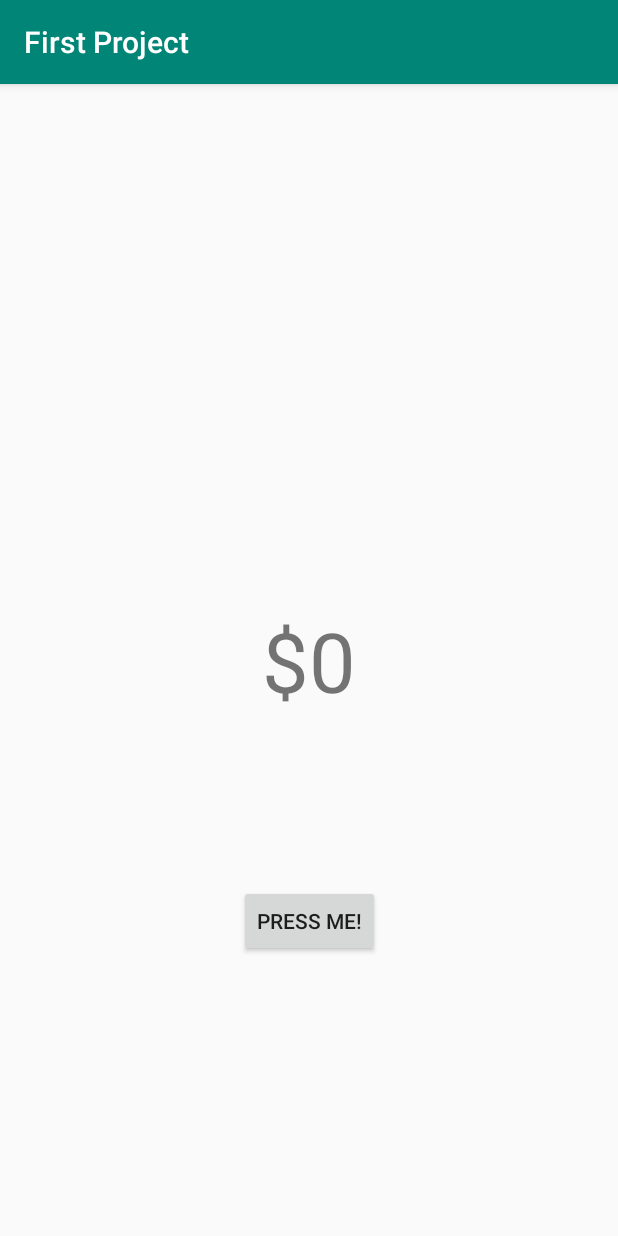
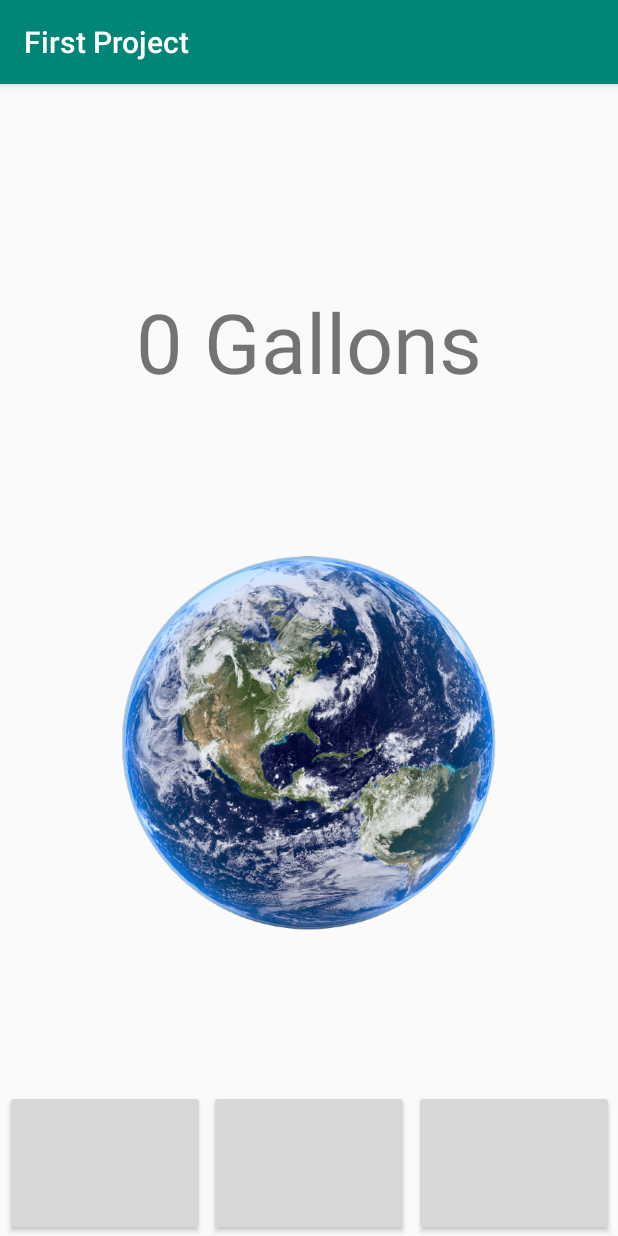
Before and after one commit to PhinnyG/AndroidAppDev, an Android app: the MainActivity screen opened directly, with no data from a screen before it, on a phone screen of 412 x 824 dp. Run offline under Robolectric (Android 15) with nearby library versions, the phone set to English and light mode, and no system bars; libraries missing offline, so code that uses them is left out: me.ibrahimsn.library; 2 statements that could not run were skipped.

Commit message:
First Check-in

```diff
--- a/app/src/main/AndroidManifest.xml
+++ b/app/src/main/AndroidManifest.xml
@@ -9,8 +9,10 @@
         android:roundIcon="@drawable/earth"
         android:supportsRtl="true"
         android:theme="@style/AppTheme">
-        <activity android:name=".MainActivity"/>
-        <activity android:name=".LoginScreen">
+        <activity android:name=".CountRepository"></activity>
+        <activity android:name=".ViewModel.CountViewModel" />
+        <activity android:name=".UI.MainActivity" />
+        <activity android:name=".UI.LoginScreen">
             <intent-filter>
                 <action android:name="android.intent.action.MAIN" />
 
--- a/app/src/main/java/com/example/firstproject/MainActivity.kt
+++ /dev/null
@@ -1,44 +0,0 @@
-package com.example.firstproject
-
-import android.content.Context
-import android.content.SharedPreferences
-import androidx.appcompat.app.AppCompatActivity
-import android.os.Bundle
-import android.os.PersistableBundle
-import kotlinx.android.synthetic.main.activity_main.*
-
-class MainActivity : AppCompatActivity() {
-
-    private var numCounter: Long = 0
-    fun dataStore() = getPreferences(Context.MODE_PRIVATE)
-
-    override fun onCreate(savedInstanceState: Bundle?) {
-        super.onCreate(savedInstanceState)
-        setContentView(R.layout.activity_main)
-        val user = intent.extras?.get("username").toString()
-        numCounter = dataStore().getLong(user, numCounter)
-        counterText.text = "$" + numCounter.toString()
-
-        if (savedInstanceState != null) {
-            numCounter = savedInstanceState.getLong(user)
-            counterText.text = "$" + numCounter.toString()
-        }
-
-        button.setOnClickListener {
-            numCounter++
-            counterText.text = "$" + numCounter.toString()
-        }
-    }
-
-    override fun onPause() {
-        super.onPause()
-        dataStore().edit().putLong(intent.extras?.get("username").toString(), numCounter).apply()
-    }
-
-    override fun onSaveInstanceState(outState: Bundle) {
-        outState.run {
-            putLong(intent.extras?.get("username").toString(), numCounter)
-        }
-        super.onSaveInstanceState(outState)
-    }
-}
--- a/app/src/main/java/com/example/firstproject/LoginScreen.kt
+++ b/app/src/main/java/com/example/firstproject/UI/LoginScreen.kt
@@ -1,10 +1,9 @@
-package com.example.firstproject
+package com.example.firstproject.UI
 
 import android.content.Intent
 import androidx.appcompat.app.AppCompatActivity
 import android.os.Bundle
-import android.text.Editable
-import android.text.TextWatcher
+import com.example.firstproject.R
 import kotlinx.android.synthetic.main.activity_login_screen.*
 
 class LoginScreen : AppCompatActivity() {
--- /dev/null
+++ b/app/src/main/java/com/example/firstproject/UI/MainActivity.kt
@@ -0,0 +1,35 @@
+package com.example.firstproject.UI
+
+import android.content.Context
+import androidx.appcompat.app.AppCompatActivity
+import android.os.Bundle
+import androidx.lifecycle.ViewModelProvider
+import androidx.lifecycle.ViewModelProviders
+import com.example.firstproject.R
+import com.example.firstproject.ViewModel.CountViewModel
+import kotlinx.android.synthetic.main.activity_main.*
+import java.util.*
+
+class MainActivity : AppCompatActivity() {
+    private lateinit var countViewModel: CountViewModel
+
+    private var numCounter: Long = 0
+    private fun getUsername() = intent.extras?.get("username").toString().toLowerCase(Locale.US)
+
+    override fun onCreate(savedInstanceState: Bundle?) {
+        super.onCreate(savedInstanceState)
+        setContentView(R.layout.activity_main)
+
+        countViewModel = ViewModelProviders.of(this).get(CountViewModel::class.java)
+        countViewModel.getUserCount(getUsername()).observe(this, androidx.lifecycle.Observer { updateCounter(it) })
+
+        clickerButton.setOnClickListener {
+            countViewModel.setUserCount(getUsername(), numCounter + 1)
+        }
+    }
+
+    private fun updateCounter(count: Long) {
+        numCounter = count
+        counterText.text = numCounter.toString() + " Gallons"
+    }
+}
--- /dev/null
+++ b/app/src/main/java/com/example/firstproject/ViewModel/countViewModel.kt
@@ -0,0 +1,13 @@
+package com.example.firstproject.ViewModel
+
+import android.app.Application
+import androidx.lifecycle.AndroidViewModel
+import com.example.firstproject.CountRepository
+
+class CountViewModel(application: Application) : AndroidViewModel(application) {
+    private val repository = CountRepository(application.applicationContext)
+
+    fun getUserCount(name: String) = repository.getUserCount(name)
+
+    fun setUserCount(name: String, count: Long) = repository.setUserCount(name, count)
+}
--- /dev/null
+++ b/app/src/main/java/com/example/firstproject/countRepository.kt
@@ -0,0 +1,29 @@
+package com.example.firstproject
+
+import android.content.Context
+import android.content.SharedPreferences
+import androidx.lifecycle.LiveData
+import androidx.lifecycle.Transformations
+import me.ibrahimsn.library.LiveSharedPreferences
+
+class CountRepository(context: Context) {
+    private val preferences: SharedPreferences
+    private val liveSharedPreferences: LiveSharedPreferences
+
+    init {
+        preferences = context.getSharedPreferences(PREFS, Context.MODE_PRIVATE)
+        liveSharedPreferences = LiveSharedPreferences(preferences)
+    }
+
+    fun setUserCount(name: String, count: Long) {
+        preferences.edit().putLong(name, count).apply()
+    }
+
+    fun getUserCount(name: String): LiveData<Long> =
+        Transformations.map(liveSharedPreferences.listenMultiple(listOf(name), 0L)) { it[name]}
+
+
+    companion object {
+        private const val PREFS = "clickCounts"
+    }
+}
--- a/app/src/main/res/layout/activity_login_screen.xml
+++ b/app/src/main/res/layout/activity_login_screen.xml
@@ -4,7 +4,7 @@
     xmlns:tools="http://schemas.android.com/tools"
     android:layout_width="match_parent"
     android:layout_height="match_parent"
-    tools:context=".LoginScreen">
+    tools:context=".UI.LoginScreen">
 
     <TextView
         android:id="@+id/LoginText"
--- a/app/src/main/res/layout/activity_main.xml
+++ b/app/src/main/res/layout/activity_main.xml
@@ -4,29 +4,61 @@
     xmlns:tools="http://schemas.android.com/tools"
     android:layout_width="match_parent"
     android:layout_height="match_parent"
-    tools:context=".MainActivity">
+    tools:context=".UI.MainActivity">
 
 
     <TextView
         android:id="@+id/counterText"
         android:layout_width="wrap_content"
         android:layout_height="wrap_content"
-        android:text="$0"
+        android:gravity="center"
+        android:text="0 Gallons"
         android:textSize="25pt"
-        android:gravity="center"
         app:layout_constraintBottom_toBottomOf="parent"
         app:layout_constraintLeft_toLeftOf="parent"
         app:layout_constraintRight_toRightOf="parent"
-        app:layout_constraintTop_toTopOf="parent" />
+        app:layout_constraintTop_toTopOf="parent"
+        app:layout_constraintVertical_bias="0.194" />
 
-    <Button
-        android:id="@+id/button"
+    <ImageView
+        android:id="@+id/clickerButton"
         android:layout_width="wrap_content"
         android:layout_height="wrap_content"
-        android:text="Press ME!"
+        android:adjustViewBounds="true"
+        android:padding="-10in"
+        android:src="@drawable/earth"
         app:layout_constraintBottom_toBottomOf="parent"
         app:layout_constraintLeft_toLeftOf="parent"
         app:layout_constraintRight_toRightOf="parent"
-        app:layout_constraintTop_toTopOf="@id/counterText" />
+        app:layout_constraintTop_toTopOf="@id/counterText"
+        app:layout_constraintVertical_bias=".5" />
+
+    <Button
+        android:id="@+id/leftButton"
+        android:layout_width="133.3dp"
+        android:layout_height="97dp"
+        app:layout_constraintBottom_toBottomOf="parent"
+        app:layout_constraintRight_toLeftOf="@id/centerButton"
+        app:layout_constraintLeft_toLeftOf="parent"
+        tools:layout_editor_absoluteX="0dp"
+        tools:layout_editor_absoluteY="634dp" />
+
+    <Button
+        android:id="@+id/centerButton"
+        android:layout_width="133.3dp"
+        android:layout_height="97dp"
+        app:layout_constraintBottom_toBottomOf="parent"
+        app:layout_constraintEnd_toEndOf="parent"
+        app:layout_constraintStart_toStartOf="parent" />
+
+    <Button
+        android:id="@+id/rightButton"
+        android:layout_width="133.3dp"
+        android:layout_height="97dp"
+        app:layout_constraintBottom_toBottomOf="parent"
+        app:layout_constraintLeft_toRightOf="@id/centerButton"
+        app:layout_constraintRight_toRightOf="parent"
+        tools:layout_editor_absoluteX="278dp"
+        tools:layout_editor_absoluteY="634dp" />
 
 </androidx.constraintlayout.widget.ConstraintLayout>
--- a/build.gradle
+++ b/build.gradle
@@ -19,7 +19,7 @@ allprojects {
     repositories {
         google()
         jcenter()
-
+        maven {url 'https://jitpack.io'}
     }
 }
 
```
Also changed, not shown: app/build.gradle (+7 -0 lines), app/src/main/res/layout/activity_count_repository.xml (added, +9 -0 lines), app/src/main/res/layout/activity_count_view_model.xml (added, +9 -0 lines).
